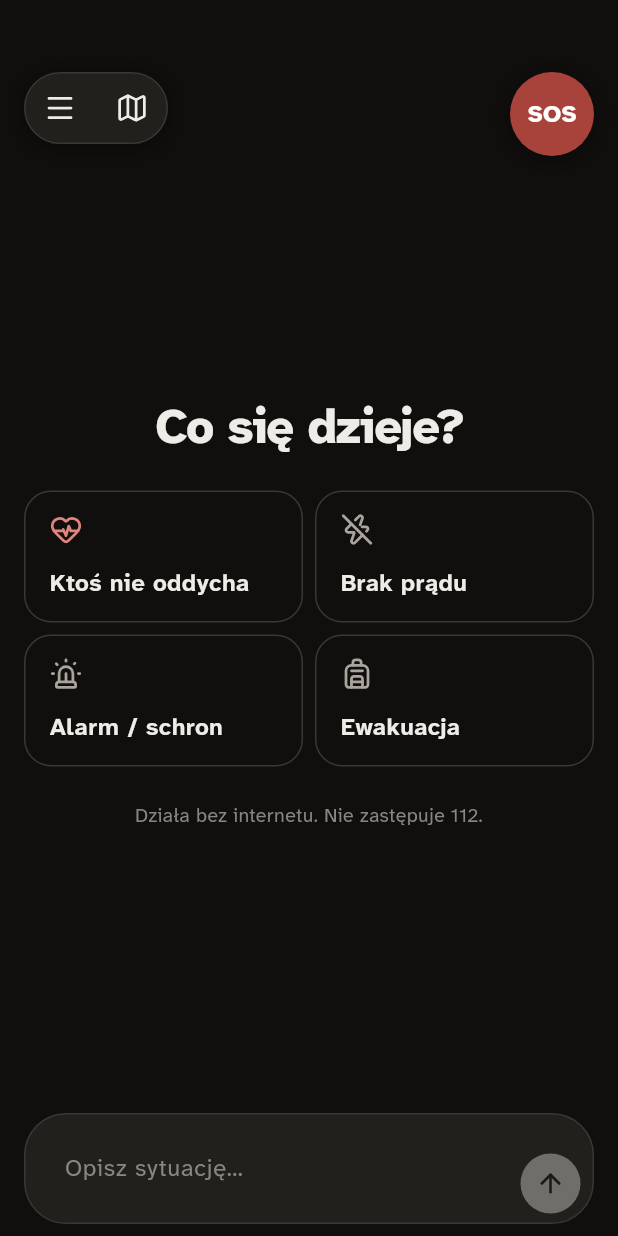
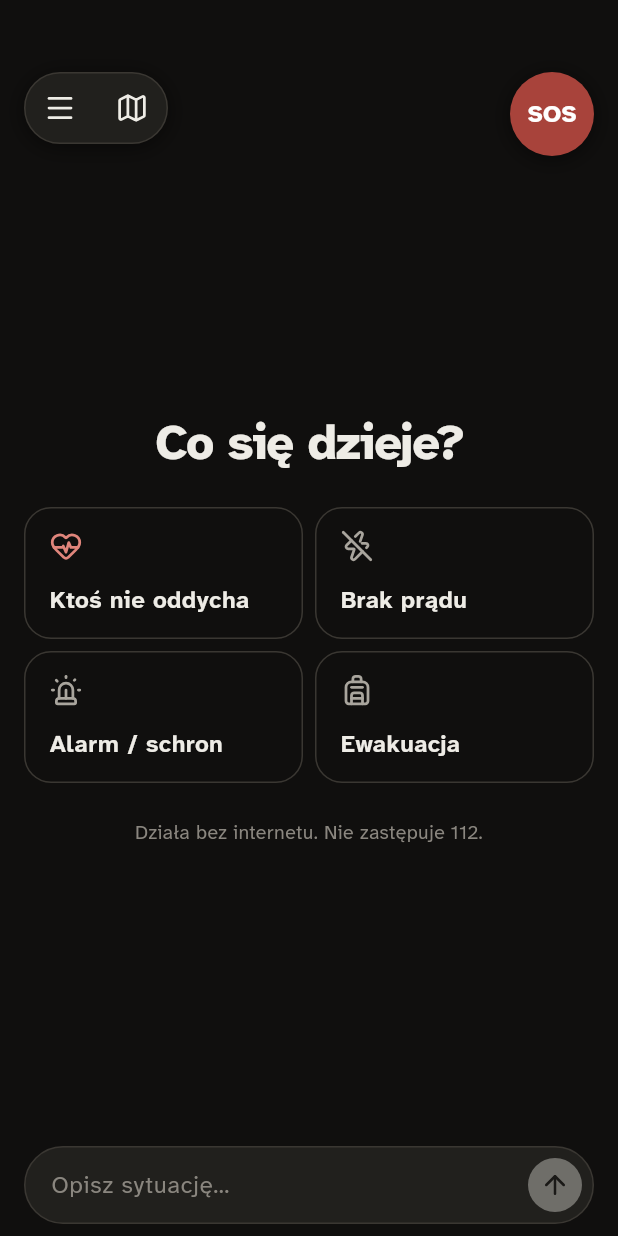
Before and after one commit to KalendarzMiesiaczkowy/bezpiecznik.edu.pl, a Flutter app: the ChatScreen screen opened by its route, on a phone screen of 412 x 824 dp. Run offline on Flutter 3.47's test engine with Material 3 defaults, Android fonts, the phone set to English and light mode, and no system bars; our stand-ins replace audioplayers, flutter_riverpod, flutter_tts, geolocator, go_router, lucide_icons_flutter and 4 more; missing offline and left inert: flutter_edge_ai, flutter_edge_ai_litertlm, maplibre_gl, sqlite3, torch_light; accounts and stored records are empty; project files that could hold a hidden picture were left out.

Commit message:
chat: composer pill 52 dp with centred send arrow
The app-wide input theme (minHeight 48, 14/12 content padding) leaked into the bare composer field and maxLength reserved a counter row, making the pill 76 dp with the hint above the arrow. Reset the field theme locally, drop maxLength (formatter still limits), 36 dp DS buttons in a 48 dp hit area. Owner feedback 04:20 (main session). Verified with an off-device render: empty/one line 52 dp, 3 lines 100 dp.

Co-Authored-By: Claude Opus 5.5 <noreply@anthropic.com>

```diff
--- a/app/lib/czat/ui/composer.dart
+++ b/app/lib/czat/ui/composer.dart
@@ -11,8 +11,9 @@ const String composerStopLabel = 'Zatrzymaj';
 /// Message length limit (spec "Pole wiadomości").
 const int composerMaxLength = 1000;
 
-/// DS `Composer`: pill (radius 28, min 52 dp), grows to 4 lines, Enter = new
-/// line. Send is always visible (also while generating: sending then
+/// DS `Composer`: pill (radius 28, min 52 dp incl. border), grows to 4 lines,
+/// Enter = new line. Layout: 1 dp border + 48 dp row (36 dp visual buttons with
+/// a 48 dp hit area, text padded to the same 48 dp so one line is centred). Send is always visible (also while generating: sending then
 /// interrupts); Stop appears left of the field only while generating.
 class Composer extends StatefulWidget {
   const Composer({
@@ -61,7 +62,7 @@ class _ComposerState extends State<Composer> {
     final t = context.bz;
     return Container(
       constraints: const BoxConstraints(minHeight: 52),
-      padding: const EdgeInsets.fromLTRB(4, 2, 4, 2),
+      padding: const EdgeInsets.all(1),
       decoration: BoxDecoration(
         color: t.bg200,
         border: Border.all(color: t.line150),
@@ -81,18 +82,34 @@ class _ComposerState extends State<Composer> {
             ),
           Expanded(
             child: Padding(
-              padding: EdgeInsets.symmetric(horizontal: t.space2, vertical: 10),
+              // 12 + 24 (line) + 12 = 48 = button hit area -> single line centred
+              // with the send arrow; extra lines grow upwards from the bottom.
+              padding: EdgeInsets.fromLTRB(
+                widget.generating ? 4 : 16,
+                12,
+                4,
+                12,
+              ),
+              // The app-wide field theme (minHeight 48, 14/12 content padding)
+              // leaks into this bare field and made the pill 76 dp: reset it.
+              child: Theme(
+                data: Theme.of(context).copyWith(
+                  inputDecorationTheme: const InputDecorationThemeData(),
+                ),
                 child: TextField(
                   key: const Key('composer-field'),
                   controller: _controller,
                   focusNode: _focus,
                   minLines: 1,
                   maxLines: 4,
-                maxLength: composerMaxLength,
+                  // No `maxLength`: it reserves an invisible counter row under the
+                  // text (taller pill, misaligned arrow). The formatter enforces it.
                   keyboardType: TextInputType.multiline,
                   textInputAction: TextInputAction.newline,
                   textCapitalization: TextCapitalization.sentences,
-                inputFormatters: [LengthLimitingTextInputFormatter(composerMaxLength)],
+                  inputFormatters: [
+                    LengthLimitingTextInputFormatter(composerMaxLength),
+                  ],
                   style: t.chat.copyWith(fontSize: 16, height: 24 / 16),
                   cursorColor: t.ink100,
                   decoration: InputDecoration(
@@ -103,7 +120,12 @@ class _ComposerState extends State<Composer> {
                     filled: false,
                     counterText: '',
                     hintText: composerHint,
-                  hintStyle: t.chat.copyWith(fontSize: 16, height: 24 / 16, color: t.ink300),
+                    hintStyle: t.chat.copyWith(
+                      fontSize: 16,
+                      height: 24 / 16,
+                      color: t.ink300,
+                    ),
+                  ),
                 ),
               ),
             ),
@@ -122,7 +144,7 @@ class _ComposerState extends State<Composer> {
   }
 }
 
-/// 40 dp circle with a 48 dp hit area.
+/// 36 dp circle (DS Button md icon) with a 48 dp hit area.
 class _RoundAction extends StatelessWidget {
   const _RoundAction({
     super.key,
@@ -158,8 +180,8 @@ class _RoundAction extends StatelessWidget {
             child: Opacity(
               opacity: onTap == null ? 0.38 : 1,
               child: Container(
-                width: 40,
-                height: 40,
+                width: 36,
+                height: 36,
                 decoration: BoxDecoration(color: fill, shape: BoxShape.circle),
                 child: Icon(icon, size: 20, color: color),
               ),
```
Lines whose indentation alone changed are shown as unchanged.
